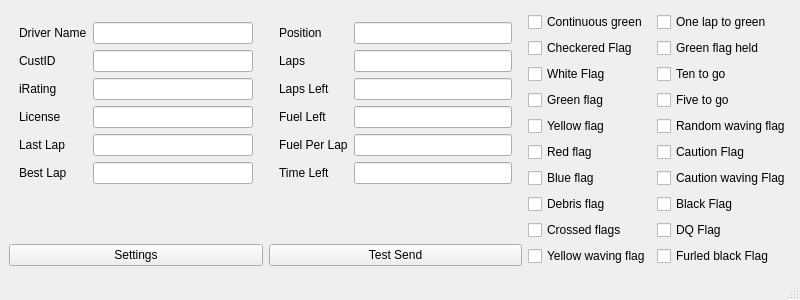
Fuzzwah/lametric-iracing, file ui/MainWindow_new.ui: the form before one commit.
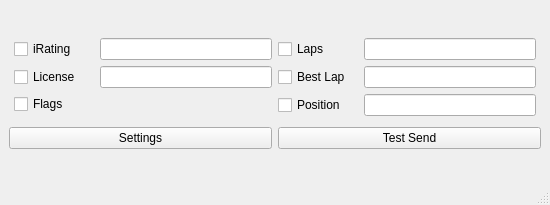
The form after the commit.

What changed in the file:
```diff
--- a/ui/MainWindow_new.ui
+++ b/ui/MainWindow_new.ui
@@ -6,8 +6,8 @@
    <rect>
     <x>0</x>
     <y>0</y>
-    <width>800</width>
-    <height>300</height>
+    <width>550</width>
+    <height>205</height>
    </rect>
   </property>
   <property name="windowTitle">
@@ -16,450 +16,157 @@
   <widget class="QWidget" name="centralwidget">
    <layout class="QGridLayout" name="gridLayout" columnstretch="0,0">
     <item row="0" column="0">
-     <layout class="QHBoxLayout" name="leftBox">
+     <layout class="QVBoxLayout" name="verticalLayout">
       <item>
-       <layout class="QVBoxLayout" name="verticalLayout_2">
+       <layout class="QHBoxLayout" name="topBox">
+        <property name="leftMargin">
+         <number>5</number>
+        </property>
+        <property name="topMargin">
+         <number>5</number>
+        </property>
+        <property name="rightMargin">
+         <number>5</number>
+        </property>
+        <property name="bottomMargin">
+         <number>5</number>
+        </property>
         <item>
-         <layout class="QHBoxLayout" name="horizontalLayout_3">
+         <layout class="QVBoxLayout" name="leftBox">
           <item>
-           <layout class="QFormLayout" name="formLayout_7">
-            <property name="leftMargin">
-             <number>10</number>
-            </property>
-            <property name="topMargin">
-             <number>10</number>
-            </property>
-            <property name="rightMargin">
-             <number>10</number>
-            </property>
-            <property name="bottomMargin">
-             <number>10</number>
-            </property>
-            <item row="0" column="0">
-             <widget class="QLabel" name="driverNameLabel">
-              <property name="text">
-               <string>Driver Name</string>
+           <layout class="QHBoxLayout" name="IRating">
+            <item>
+             <widget class="QCheckBox" name="checkBox_IRating">
+              <property name="minimumSize">
+               <size>
+                <width>80</width>
+                <height>0</height>
+               </size>
               </property>
-             </widget>
-            </item>
-            <item row="0" column="1">
-             <widget class="QLineEdit" name="driverNameLineEdit">
-              <property name="readOnly">
-               <bool>true</bool>
-              </property>
-             </widget>
-            </item>
-            <item row="1" column="0">
-             <widget class="QLabel" name="custIDLabel">
-              <property name="text">
-               <string>CustID</string>
-              </property>
-             </widget>
-            </item>
-            <item row="1" column="1">
-             <widget class="QLineEdit" name="custIDLineEdit">
-              <property name="readOnly">
-               <bool>true</bool>
-              </property>
-             </widget>
-            </item>
-            <item row="2" column="0">
-             <widget class="QLabel" name="iRatingLabel">
               <property name="text">
                <string>iRating</string>
               </property>
              </widget>
             </item>
-            <item row="2" column="1">
-             <widget class="QLineEdit" name="iRatingLineEdit">
-              <property name="readOnly">
-               <bool>true</bool>
-              </property>
-             </widget>
+            <item>
+             <widget class="QLineEdit" name="lineEdit_IRating"/>
             </item>
-            <item row="3" column="0">
-             <widget class="QLabel" name="licenseLabel">
+           </layout>
+          </item>
+          <item>
+           <layout class="QHBoxLayout" name="License">
+            <item>
+             <widget class="QCheckBox" name="checkBox_License">
+              <property name="minimumSize">
+               <size>
+                <width>80</width>
+                <height>0</height>
+               </size>
+              </property>
               <property name="text">
                <string>License</string>
               </property>
              </widget>
             </item>
-            <item row="3" column="1">
-             <widget class="QLineEdit" name="licenseLineEdit">
-              <property name="readOnly">
-               <bool>true</bool>
-              </property>
-             </widget>
+            <item>
+             <widget class="QLineEdit" name="lineEdit_License"/>
             </item>
-            <item row="4" column="0">
-             <widget class="QLabel" name="lastLapLabel">
+           </layout>
+          </item>
+          <item>
+           <layout class="QHBoxLayout" name="Flags">
+            <item>
+             <widget class="QCheckBox" name="checkBox_Flags">
               <property name="text">
-               <string>Last Lap</string>
+               <string>Flags</string>
               </property>
              </widget>
             </item>
-            <item row="4" column="1">
-             <widget class="QLineEdit" name="lastLapLineEdit">
-              <property name="readOnly">
-               <bool>true</bool>
+           </layout>
+          </item>
+         </layout>
+        </item>
+        <item>
+         <layout class="QVBoxLayout" name="rightBox">
+          <item>
+           <layout class="QHBoxLayout" name="Laps">
+            <item>
+             <widget class="QCheckBox" name="checkBox_Laps">
+              <property name="minimumSize">
+               <size>
+                <width>80</width>
+                <height>0</height>
+               </size>
               </property>
+              <property name="text">
+               <string>Laps</string>
+              </property>
              </widget>
             </item>
-            <item row="5" column="0">
-             <widget class="QLabel" name="bestLapLabel">
+            <item>
+             <widget class="QLineEdit" name="lineEdit_Laps"/>
+            </item>
+           </layout>
+          </item>
+          <item>
+           <layout class="QHBoxLayout" name="BestLap">
+            <item>
+             <widget class="QCheckBox" name="checkBox_BestLap">
+              <property name="minimumSize">
+               <size>
+                <width>80</width>
+                <height>0</height>
+               </size>
+              </property>
               <property name="text">
                <string>Best Lap</string>
               </property>
              </widget>
             </item>
-            <item row="5" column="1">
-             <widget class="QLineEdit" name="bestLapLineEdit">
-              <property name="readOnly">
-               <bool>true</bool>
-              </property>
-             </widget>
+            <item>
+             <widget class="QLineEdit" name="lineEdit_BestLap"/>
             </item>
            </layout>
           </item>
           <item>
-           <layout class="QFormLayout" name="formLayout_6">
-            <property name="leftMargin">
-             <number>10</number>
-            </property>
-            <property name="topMargin">
-             <number>10</number>
-            </property>
-            <property name="rightMargin">
-             <number>10</number>
-            </property>
-            <property name="bottomMargin">
-             <number>10</number>
-            </property>
-            <item row="0" column="0">
-             <widget class="QLabel" name="positionLabel">
+           <layout class="QHBoxLayout" name="Position">
+            <item>
+             <widget class="QCheckBox" name="checkBox_Position">
+              <property name="minimumSize">
+               <size>
+                <width>80</width>
+                <height>0</height>
+               </size>
+              </property>
               <property name="text">
                <string>Position</string>
               </property>
              </widget>
             </item>
-            <item row="0" column="1">
-             <widget class="QLineEdit" name="positionLineEdit">
-              <property name="readOnly">
-               <bool>true</bool>
-              </property>
-             </widget>
-            </item>
-            <item row="3" column="0">
-             <widget class="QLabel" name="fuelLeftLabel">
-              <property name="text">
-               <string>Fuel Left</string>
-              </property>
-             </widget>
-            </item>
-            <item row="3" column="1">
-             <widget class="QLineEdit" name="fuelLeftLineEdit">
-              <property name="readOnly">
-               <bool>true</bool>
-              </property>
-             </widget>
-            </item>
-            <item row="1" column="0">
-             <widget class="QLabel" name="lapsLabel">
-              <property name="text">
-               <string>Laps</string>
-              </property>
-             </widget>
-            </item>
-            <item row="1" column="1">
-             <widget class="QLineEdit" name="lapsLineEdit">
-              <property name="readOnly">
-               <bool>true</bool>
-              </property>
-             </widget>
-            </item>
-            <item row="4" column="0">
-             <widget class="QLabel" name="fuelPerLapLabel">
-              <property name="text">
-               <string>Fuel Per Lap</string>
-              </property>
-             </widget>
-            </item>
-            <item row="4" column="1">
-             <widget class="QLineEdit" name="fuelPerLapLineEdit">
-              <property name="readOnly">
-               <bool>true</bool>
-              </property>
-             </widget>
-            </item>
-            <item row="5" column="0">
-             <widget class="QLabel" name="timeLeftLabel">
-              <property name="text">
-               <string>Time Left</string>
-              </property>
-             </widget>
-            </item>
-            <item row="5" column="1">
-             <widget class="QLineEdit" name="timeLeftLineEdit">
-              <property name="readOnly">
-               <bool>true</bool>
-              </property>
-             </widget>
-            </item>
-            <item row="2" column="0">
-             <widget class="QLabel" name="lapsLeftLabel">
-              <property name="text">
-               <string>Laps Left</string>
-              </property>
-             </widget>
-            </item>
-            <item row="2" column="1">
-             <widget class="QLineEdit" name="lapsLeftLineEdit">
-              <property name="readOnly">
-               <bool>true</bool>
-              </property>
-             </widget>
+            <item>
+             <widget class="QLineEdit" name="lineEdit_Position"/>
             </item>
            </layout>
           </item>
          </layout>
         </item>
-        <item>
-         <layout class="QHBoxLayout" name="horizontalLayout_4">
-          <item>
-           <widget class="QPushButton" name="settingsButton">
-            <property name="text">
-             <string>Settings</string>
-            </property>
-           </widget>
-          </item>
-          <item>
-           <widget class="QPushButton" name="testButton">
-            <property name="text">
-             <string>Test Send</string>
-            </property>
-           </widget>
-          </item>
-         </layout>
-        </item>
        </layout>
       </item>
-     </layout>
-    </item>
-    <item row="0" column="1">
-     <layout class="QHBoxLayout" name="rightBox">
       <item>
-       <layout class="QHBoxLayout" name="flagsBoxRight">
+       <layout class="QHBoxLayout" name="bottomBox">
         <item>
-         <layout class="QVBoxLayout" name="flagsBoxRightLayout">
-          <item>
-           <widget class="QCheckBox" name="start_hidden">
-            <property name="text">
-             <string>Continuous green</string>
-            </property>
-            <property name="checkable">
-             <bool>false</bool>
-            </property>
-           </widget>
-          </item>
-          <item>
-           <widget class="QCheckBox" name="checkered">
-            <property name="text">
-             <string>Checkered Flag</string>
-            </property>
-            <property name="checkable">
-             <bool>false</bool>
-            </property>
-           </widget>
-          </item>
-          <item>
-           <widget class="QCheckBox" name="white">
-            <property name="text">
-             <string>White Flag</string>
-            </property>
-            <property name="checkable">
-             <bool>false</bool>
-            </property>
-           </widget>
-          </item>
-          <item>
-           <widget class="QCheckBox" name="green">
-            <property name="text">
-             <string>Green flag</string>
-            </property>
-            <property name="checkable">
-             <bool>false</bool>
-            </property>
-           </widget>
-          </item>
-          <item>
-           <widget class="QCheckBox" name="yellow">
-            <property name="text">
-             <string>Yellow flag</string>
-            </property>
-            <property name="checkable">
-             <bool>false</bool>
-            </property>
-           </widget>
-          </item>
-          <item>
-           <widget class="QCheckBox" name="red">
-            <property name="text">
-             <string>Red flag</string>
-            </property>
-            <property name="checkable">
-             <bool>false</bool>
-            </property>
-           </widget>
-          </item>
-          <item>
-           <widget class="QCheckBox" name="blue">
-            <property name="text">
-             <string>Blue flag</string>
-            </property>
-            <property name="checkable">
-             <bool>false</bool>
-            </property>
-           </widget>
-          </item>
-          <item>
-           <widget class="QCheckBox" name="debris">
-            <property name="text">
-             <string>Debris flag</string>
-            </property>
-            <property name="checkable">
-             <bool>false</bool>
-            </property>
-           </widget>
-          </item>
-          <item>
-           <widget class="QCheckBox" name="crossed">
-            <property name="text">
-             <string>Crossed flags</string>
-            </property>
-            <property name="checkable">
-             <bool>false</bool>
-            </property>
-           </widget>
-          </item>
-          <item>
-           <widget class="QCheckBox" name="yellow_waving">
-            <property name="text">
-             <string>Yellow waving flag</string>
-            </property>
-            <property name="checkable">
-             <bool>false</bool>
-            </property>
-           </widget>
-          </item>
-         </layout>
+         <widget class="QPushButton" name="settingsButton">
+          <property name="text">
+           <string>Settings</string>
+          </property>
+         </widget>
         </item>
-       </layout>
-      </item>
-      <item>
-       <layout class="QHBoxLayout" name="flagsBoxLeft">
         <item>
-         <layout class="QVBoxLayout" name="flagsBoxLeftLayout">
-          <item>
-           <widget class="QCheckBox" name="one_lap_to_green">
-            <property name="text">
-             <string>One lap to green</string>
-            </property>
-            <property name="checkable">
-             <bool>false</bool>
-            </property>
-           </widget>
-          </item>
-          <item>
-           <widget class="QCheckBox" name="green_held">
-            <property name="text">
-             <string>Green flag held</string>
-            </property>
-            <property name="checkable">
-             <bool>false</bool>
-            </property>
-           </widget>
-          </item>
-          <item>
-           <widget class="QCheckBox" name="ten_to_go">
-            <property name="text">
-             <string>Ten to go</string>
-            </property>
-            <property name="checkable">
-             <bool>false</bool>
-            </property>
-           </widget>
-          </item>
-          <item>
-           <widget class="QCheckBox" name="five_to_go">
-            <property name="text">
-             <string>Five to go</string>
-            </property>
-            <property name="checkable">
-             <bool>false</bool>
-            </property>
-           </widget>
-          </item>
-          <item>
-           <widget class="QCheckBox" name="random_waving">
-            <property name="text">
-             <string>Random waving flag</string>
-            </property>
-            <property name="checkable">
-             <bool>false</bool>
-            </property>
-           </widget>
-          </item>
-          <item>
-           <widget class="QCheckBox" name="caution">
-            <property name="text">
-             <string>Caution Flag</string>
-            </property>
-            <property name="checkable">
-             <bool>false</bool>
-            </property>
-           </widget>
-          </item>
-          <item>
-           <widget class="QCheckBox" name="caution_waving">
-            <property name="text">
-             <string>Caution waving Flag</string>
-            </property>
-            <property name="checkable">
-             <bool>false</bool>
-            </property>
-           </widget>
-          </item>
-          <item>
-           <widget class="QCheckBox" name="black">
-            <property name="text">
-             <string>Black Flag</string>
-            </property>
-            <property name="checkable">
-             <bool>false</bool>
-            </property>
-           </widget>
-          </item>
-          <item>
-           <widget class="QCheckBox" name="disqualify">
-            <property name="text">
-             <string>DQ Flag</string>
-            </property>
-            <property name="checkable">
-             <bool>false</bool>
-            </property>
-           </widget>
-          </item>
-          <item>
-           <widget class="QCheckBox" name="furled">
-            <property name="text">
-             <string>Furled black Flag</string>
-            </property>
-            <property name="checkable">
-             <bool>false</bool>
-            </property>
-           </widget>
-          </item>
-         </layout>
+         <widget class="QPushButton" name="testButton">
+          <property name="text">
+           <string>Test Send</string>
+          </property>
+         </widget>
         </item>
        </layout>
       </item>
```
